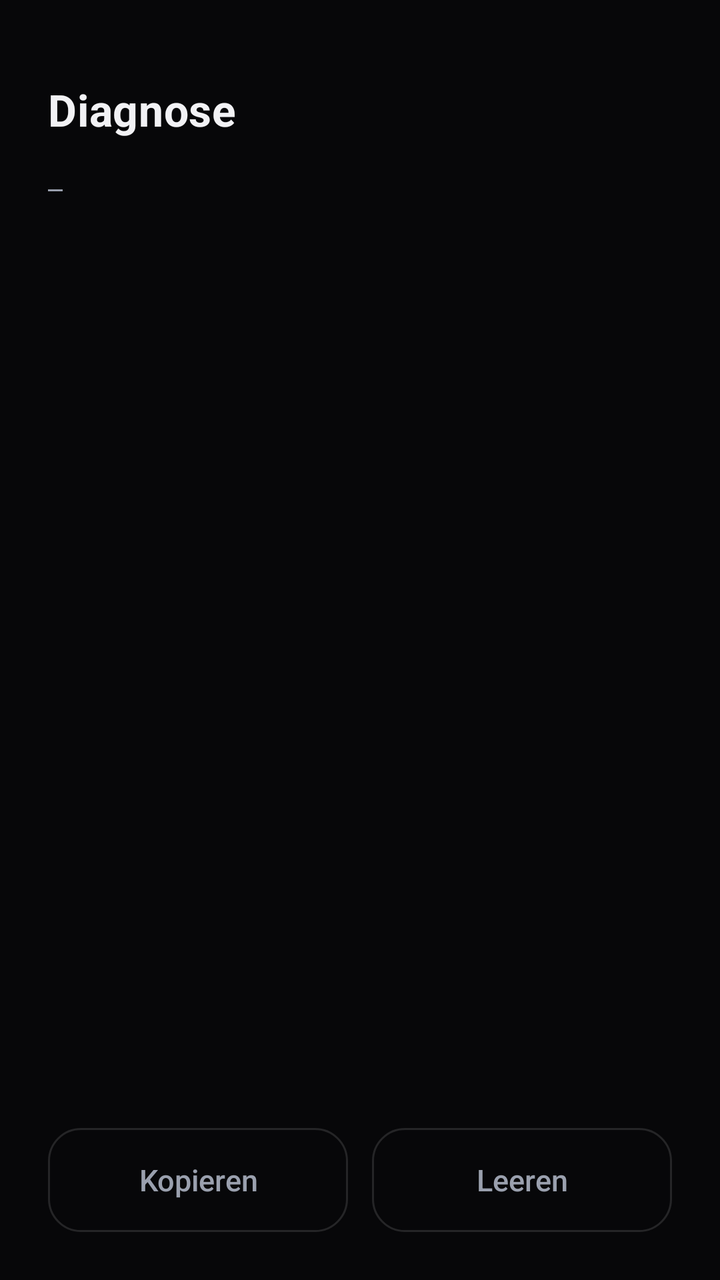
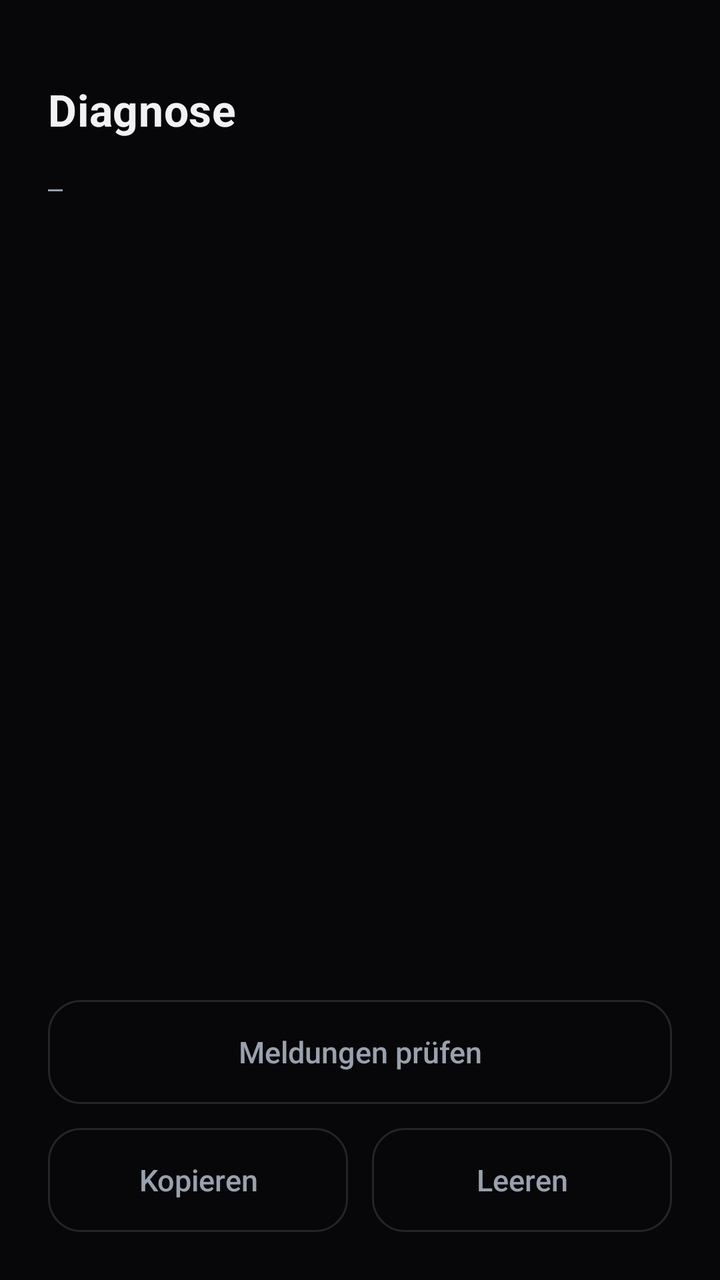

Screens rendered from an Android XML layout before and after an edit, with the pre-edit source and the edit as a unified diff.
<!-- AndroidManifest.xml: activity theme Theme.Solaris -->
<!-- res/layout/activity_diagnostics.xml -->
<?xml version="1.0" encoding="utf-8"?>
<LinearLayout xmlns:android="http://schemas.android.com/apk/res/android"
    android:layout_width="match_parent"
    android:layout_height="match_parent"
    android:orientation="vertical"
    android:background="@color/solaris_bg"
    android:padding="@dimen/screen_gutter">

    <TextView
        android:layout_width="wrap_content"
        android:layout_height="wrap_content"
        android:layout_marginTop="@dimen/space_md"
        android:layout_marginBottom="@dimen/space_md"
        android:text="@string/diag_title"
        style="@style/Text.Solaris.Headline" />

    <ScrollView
        android:layout_width="match_parent"
        android:layout_height="0dp"
        android:layout_weight="1"
        android:fillViewport="true">

        <TextView
            android:id="@+id/diag_text"
            android:layout_width="match_parent"
            android:layout_height="wrap_content"
            android:fontFamily="monospace"
            android:textColor="@color/solaris_text_muted"
            android:textSize="12sp"
            android:textIsSelectable="true"
            android:text="—" />
    </ScrollView>

    <LinearLayout
        android:layout_width="match_parent"
        android:layout_height="wrap_content"
        android:orientation="horizontal"
        android:baselineAligned="false"
        android:layout_marginTop="@dimen/space_md">

        <Button
            android:id="@+id/diag_copy"
            style="@style/Widget.Solaris.Button.Ghost"
            android:layout_width="0dp"
            android:layout_height="wrap_content"
            android:layout_weight="1"
            android:layout_marginEnd="@dimen/space_sm"
            android:text="@string/diag_copy" />

        <Button
            android:id="@+id/diag_clear"
            style="@style/Widget.Solaris.Button.Ghost"
            android:layout_width="0dp"
            android:layout_height="wrap_content"
            android:layout_weight="1"
            android:text="@string/diag_clear" />
    </LinearLayout>
</LinearLayout>
<!-- resources referenced by this layout -->
<resources>
  <color name="solaris_bg">#070709</color>
  <color name="solaris_text_muted">#9AA0AE</color>
  <dimen name="screen_gutter">24dp</dimen>
  <dimen name="space_md">16dp</dimen>
  <dimen name="space_sm">12dp</dimen>
  <string name="diag_clear">Leeren</string>
  <string name="diag_copy">Kopieren</string>
  <string name="diag_title">Diagnose</string>
  <style name="Text.Solaris.Headline">
          <item name="android:textColor">@color/solaris_text</item>
          <item name="android:textSize">@dimen/text_headline</item>
          <item name="android:textStyle">bold</item>
          <item name="android:letterSpacing">0.01</item>
      </style>
  <style name="Widget.Solaris.Button.Ghost" parent="Widget.Solaris.Button">
          <item name="android:background">@drawable/btn_solaris_ghost</item>
          <item name="android:textColor">@color/solaris_text_muted</item>
          <item name="android:textStyle">normal</item>
      </style>
  <color name="solaris_text">#F2F2F5</color>
  <dimen name="text_headline">22sp</dimen>
  <style name="Widget.Solaris.Button" parent="Widget.AppCompat.Button">
          <item name="android:background">@drawable/btn_solaris</item>
          <item name="android:textColor">@color/solaris_text</item>
          <item name="android:textAllCaps">false</item>
          <item name="android:textStyle">bold</item>
          <item name="android:textSize">15sp</item>
          <item name="android:minHeight">52dp</item>
          <item name="android:paddingLeft">20dp</item>
          <item name="android:paddingRight">20dp</item>
          <item name="android:stateListAnimator">@null</item>
      </style>
  <color name="solaris_accent">#3B82F6</color>
  <color name="solaris_bg_elevated">#0C0C0E</color>
  <color name="solaris_text_faint">#6B7280</color>
  <style name="Widget.Solaris.EditText" parent="Widget.AppCompat.EditText">
          <item name="android:background">@drawable/field_solaris</item>
          <item name="android:textColor">@color/solaris_text</item>
          <item name="android:textColorHint">@color/solaris_text_faint</item>
          <item name="android:paddingLeft">16dp</item>
          <item name="android:paddingRight">16dp</item>
          <item name="android:paddingTop">14dp</item>
          <item name="android:paddingBottom">14dp</item>
          <item name="android:textSize">15sp</item>
      </style>
  <color name="solaris_accent_faint">#1F3B82F6</color>
  <dimen name="radius_md">16dp</dimen>
  <color name="solaris_card_edge">#1FFFFFFF</color>
  <!-- drawable field_solaris (drawable) -->
  <?xml version="1.0" encoding="utf-8"?>
  <selector xmlns:android="http://schemas.android.com/apk/res/android">
      <item android:state_focused="true">
          <shape android:shape="rectangle">
              <solid android:color="@color/solaris_field" />
              <corners android:radius="@dimen/radius_sm" />
              <stroke android:width="1dp" android:color="@color/solaris_accent" />
          </shape>
      </item>
      <item>
          <shape android:shape="rectangle">
              <solid android:color="@color/solaris_field" />
              <corners android:radius="@dimen/radius_sm" />
              <stroke android:width="1dp" android:color="@color/solaris_card_edge" />
          </shape>
      </item>
  </selector>
  <color name="solaris_accent_dark">#2563EB</color>
  <color name="solaris_field">#161620</color>
  <dimen name="radius_sm">12dp</dimen>
  <!-- unchanged entries left out for length: 3 -->
</resources>

<!-- the commit's change to res/layout/activity_diagnostics.xml (unified diff, before → after) -->
@@ -31,12 +31,21 @@
             android:text="—" />
     </ScrollView>
 
+    
+    <Button
+        android:id="@+id/diag_notify_check"
+        style="@style/Widget.Solaris.Button.Ghost"
+        android:layout_width="match_parent"
+        android:layout_height="wrap_content"
+        android:layout_marginTop="@dimen/space_md"
+        android:text="@string/diag_notify_check" />
+
     <LinearLayout
         android:layout_width="match_parent"
         android:layout_height="wrap_content"
         android:orientation="horizontal"
         android:baselineAligned="false"
-        android:layout_marginTop="@dimen/space_md">
+        android:layout_marginTop="@dimen/space_sm">
 
         <Button
             android:id="@+id/diag_copy"
<!-- resource entries referenced after the edit -->
@@ -7,6 +7,7 @@
   <dimen name="space_sm">12dp</dimen>
   <string name="diag_clear">Leeren</string>
   <string name="diag_copy">Kopieren</string>
+  <string name="diag_notify_check">Meldungen prüfen</string>
   <string name="diag_title">Diagnose</string>
   <style name="Text.Solaris.Headline">
           <item name="android:textColor">@color/solaris_text</item>
